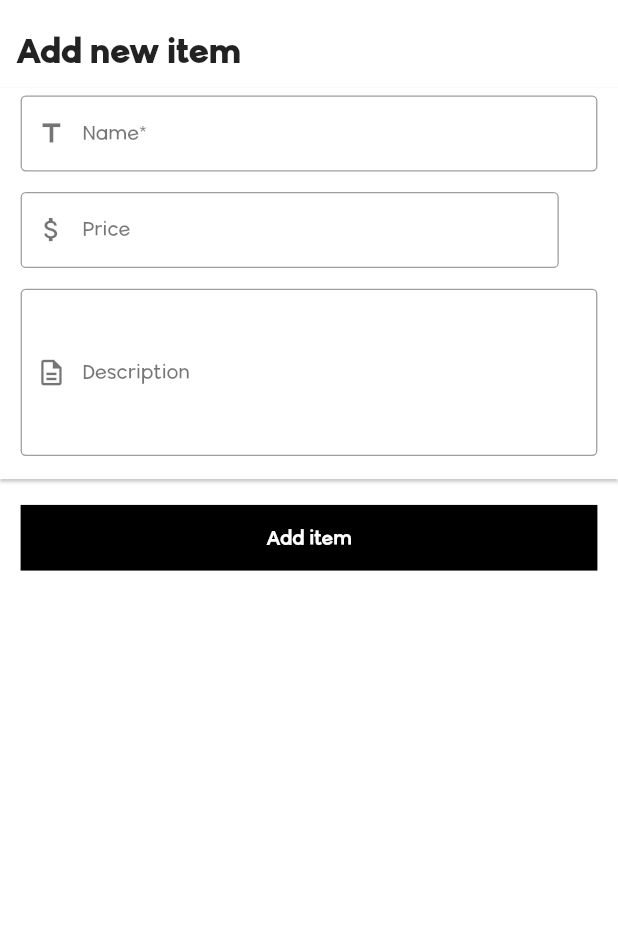
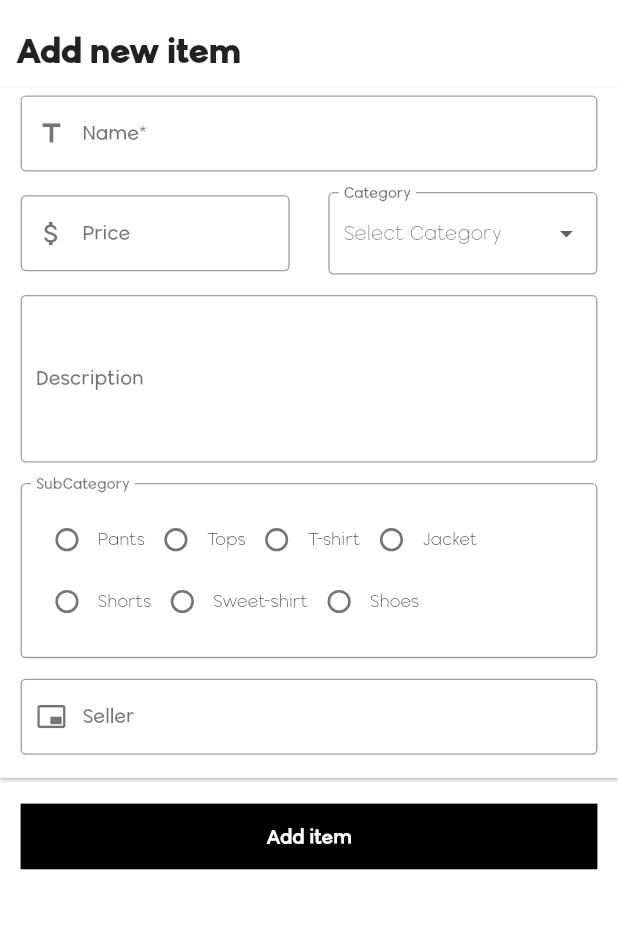
Before and after one commit to MohamedAskar/edge-application, a Flutter app: the EditItemScreen screen opened by its route, on a phone screen of 412 x 824 dp, the part 59-988 px from its top. Run offline on Flutter 3.47's test engine with Material 2 defaults, Android fonts, the light colour scheme and no system bars; drawn by our look-alikes of flutter_form_builder, flutter_progress_hud; our stand-ins replace animated_text_kit, auto_size_text, badges, cached_network_image, dio, flutter_staggered_animations and 9 more; missing offline and left inert: flutter_statusbarcolor; accounts and stored records are empty.

Commit message:
add(cat-subcat-seller)UI

```diff
--- a/lib/screens/Edit_item_screen.dart
+++ b/lib/screens/Edit_item_screen.dart
@@ -4,6 +4,7 @@ import 'package:cached_network_image/cached_network_image.dart';
 import 'package:edge/models/item.dart';
 import 'package:edge/provider/items_provider.dart';
 import 'package:edge/widgets/edge_appbar.dart';
+import 'package:flutter/foundation.dart';
 import 'package:flutter/material.dart';
 import 'package:flutter/services.dart';
 import 'package:flutter_form_builder/flutter_form_builder.dart';
@@ -35,6 +36,7 @@ class _EditItemScreenState extends State<EditItemScreen> {
   //   String url = await taskSnapshot.ref.getDownloadURL();
   //   return url;
   // }
+  final List<String> categories = ['Men', 'Woman'];
 
   final List<String> sizes = [
     '37',
@@ -232,6 +234,39 @@ class _EditItemScreenState extends State<EditItemScreen> {
                                 SizedBox(
                                   width: 30,
                                 ),
+                                Flexible(
+                                  child: FormBuilderDropdown(
+                                    name: 'Category',
+                                    decoration: InputDecoration(
+                                      border: OutlineInputBorder(
+                                          borderSide: BorderSide(
+                                              style: BorderStyle.solid,
+                                              width: 3,
+                                              color: Colors.black)),
+                                      fillColor: Colors.black,
+                                      hintStyle: TextStyle(
+                                          color: Colors.black54,
+                                          fontSize: 16,
+                                          fontWeight: FontWeight.w600),
+                                      labelText: 'Category',
+                                      labelStyle: TextStyle(
+                                          color: Colors.black54,
+                                          fontSize: 16,
+                                          fontWeight: FontWeight.w600),
+                                    ),
+                                    allowClear: true,
+                                    hint: Text('Select Category'),
+                                    dropdownColor: Colors.white,
+                                    items: categories
+                                        // ignore: non_constant_identifier_names
+                                        .map((Category) => DropdownMenuItem(
+                                              value: Category,
+                                              child: Text('$Category'),
+                                            ))
+                                        .toList(),
+                                  ),
+                                ),
+
                                 // Flexible(
                                 //   child: FormBuilderTypeAhead(
                                 //     initialValue:
@@ -387,10 +422,6 @@ class _EditItemScreenState extends State<EditItemScreen> {
                                         style: BorderStyle.solid,
                                         width: 3,
                                         color: Colors.black)),
-                                prefixIcon: Icon(
-                                  Icons.description_outlined,
-                                  color: Colors.black54,
-                                ),
                                 fillColor: Colors.black,
                                 hintText: 'Enter item Description',
                                 hintStyle: TextStyle(
@@ -404,6 +435,81 @@ class _EditItemScreenState extends State<EditItemScreen> {
                                     fontWeight: FontWeight.w600),
                               ),
                             ),
+                            SizedBox(
+                              height: 16,
+                            ),
+                            FormBuilderRadioGroup(
+                                decoration: InputDecoration(
+                                    border: OutlineInputBorder(
+                                        borderSide: BorderSide(
+                                            style: BorderStyle.solid,
+                                            width: 3,
+                                            color: Colors.black)),
+                                    labelText: 'SubCategory',
+                                    labelStyle: TextStyle(
+                                        color: Colors.black54,
+                                        fontSize: 16,
+                                        fontWeight: FontWeight.w600)),
+                                name: 'Subcategory',
+                                options: [
+                                  FormBuilderFieldOption(
+                                    value: 'Pants',
+                                    child: Text('Pants'),
+                                  ),
+                                  FormBuilderFieldOption(
+                                    value: 'Tops',
+                                    child: Text('Tops'),
+                                  ),
+                                  FormBuilderFieldOption(
+                                      value: 'T-shirt', child: Text('T-shirt')),
+                                  FormBuilderFieldOption(
+                                      value: 'Jacket', child: Text('Jacket')),
+                                  FormBuilderFieldOption(
+                                      value: 'Shorts', child: Text('Shorts')),
+                                  FormBuilderFieldOption(
+                                      value: 'SweetShirt',
+                                      child: Text('Sweet-shirt')),
+                                  FormBuilderFieldOption(
+                                      value: 'Shoes', child: Text('Shoes'))
+                                ]),
+                            SizedBox(
+                              height: 16,
+                            ),
+
+                            FormBuilderTextField(
+                              initialValue: !edit ? null : _editedItem.name,
+                              name: 'Seller',
+                              validator: FormBuilderValidators.compose([
+                                FormBuilderValidators.maxLength(context, 20),
+                                FormBuilderValidators.required(context),
+                              ]),
+                              keyboardType: TextInputType.name,
+                              textInputAction: TextInputAction.next,
+                              style: Theme.of(context).textTheme.bodyText1,
+                              decoration: InputDecoration(
+                                border: OutlineInputBorder(
+                                    borderSide: BorderSide(
+                                        style: BorderStyle.solid,
+                                        width: 3,
+                                        color: Colors.black)),
+                                prefixIcon: Icon(
+                                  Icons.branding_watermark_outlined,
+                                  color: Colors.black54,
+                                ),
+                                fillColor: Colors.black,
+                                hintText: ' enter name of seller',
+                                hintStyle: TextStyle(
+                                    color: Colors.black54,
+                                    fontSize: 16,
+                                    fontWeight: FontWeight.w600),
+                                labelText: 'Seller',
+                                labelStyle: TextStyle(
+                                    color: Colors.black54,
+                                    fontSize: 16,
+                                    fontWeight: FontWeight.w600),
+                              ),
+                            ),
+
                             // FormBuilderFilterChip(
                             //   initialValue: !edit ? null : _editedItem.sizes,
                             //   alignment: WrapAlignment.start,
```
